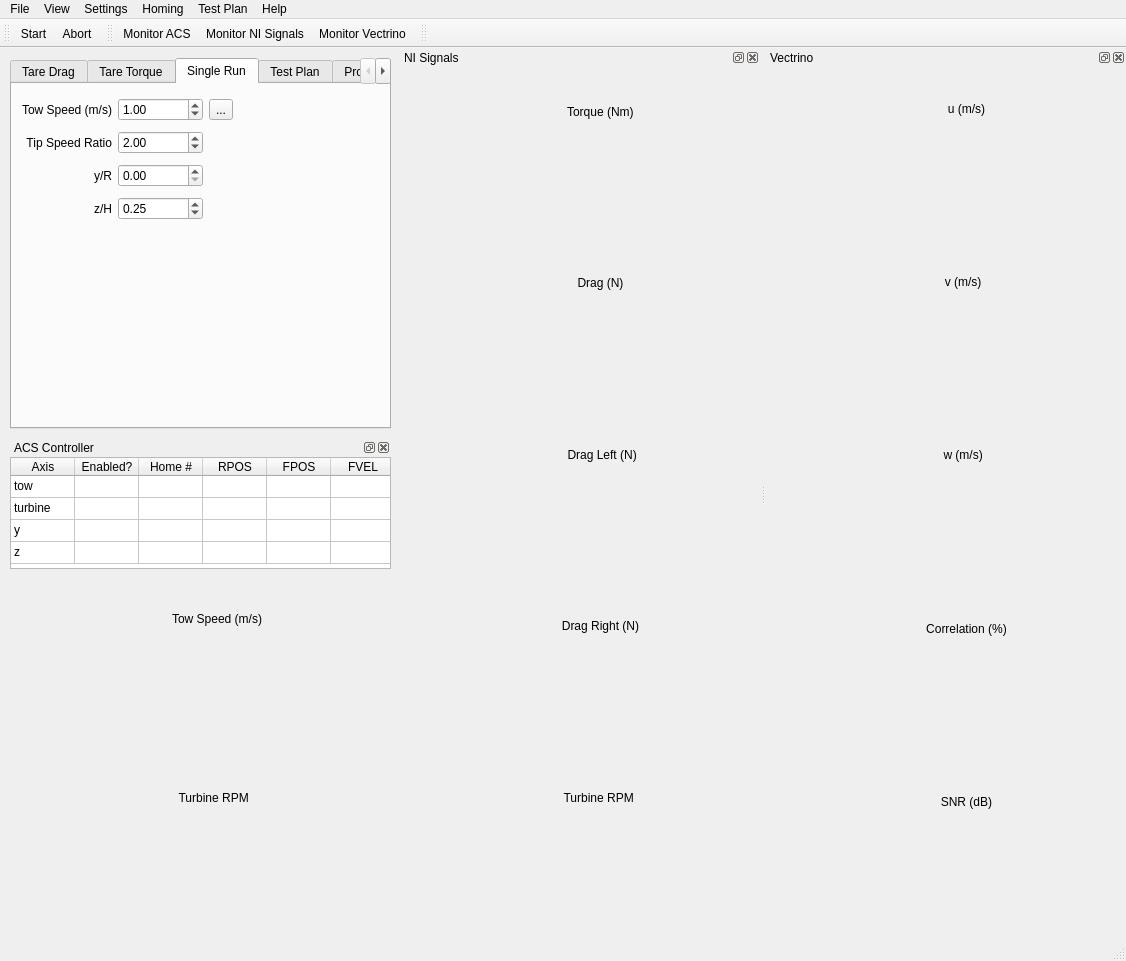
Above: mainwindow.ui from petebachant/TurbineDAQ before the change. Below: the same form after it.
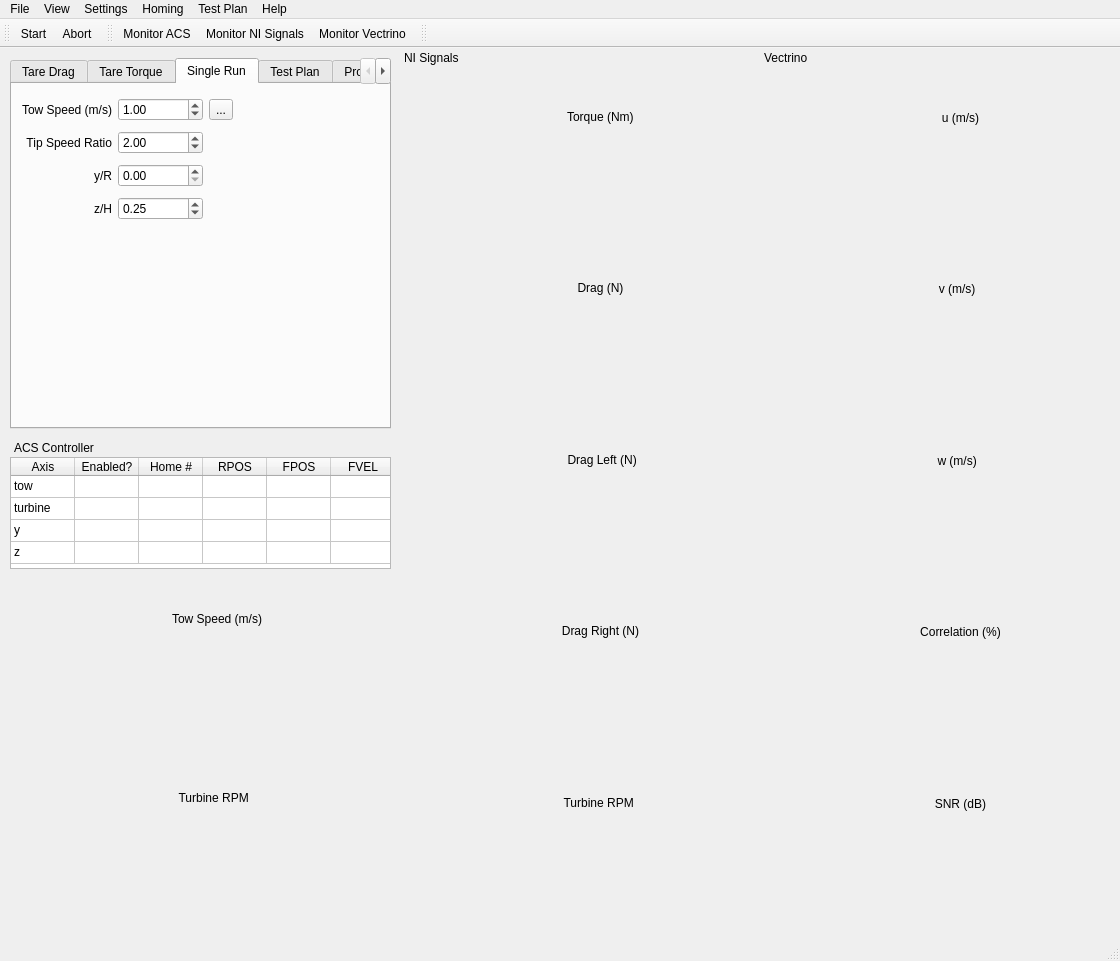
That is the form after the change. Icons and pictures are not drawn. Custom widgets are drawn as their Qt base class.

Commit message: Fixed window sizes

The edit to the form file:
```diff
--- a/mainwindow.ui
+++ b/mainwindow.ui
@@ -6,7 +6,7 @@
    <rect>
     <x>0</x>
     <y>0</y>
-    <width>1126</width>
+    <width>1120</width>
     <height>961</height>
    </rect>
   </property>
@@ -613,6 +613,9 @@
     <property name="floating">
      <bool>false</bool>
     </property>
+    <property name="features">
+     <set>QDockWidget::DockWidgetMovable</set>
+    </property>
     <property name="allowedAreas">
      <set>Qt::AllDockWidgetAreas</set>
     </property>
@@ -624,7 +627,7 @@
       <property name="geometry">
        <rect>
         <x>10</x>
-        <y>5</y>
+        <y>10</y>
         <width>341</width>
         <height>851</height>
        </rect>
@@ -731,6 +734,9 @@
     <property name="floating">
      <bool>false</bool>
     </property>
+    <property name="features">
+     <set>QDockWidget::DockWidgetMovable</set>
+    </property>
     <property name="windowTitle">
      <string>ACS Controller</string>
     </property>
@@ -938,13 +944,134 @@
      </widget>
     </widget>
    </widget>
+   <widget class="QDockWidget" name="dockWidgetVectrino">
+    <property name="geometry">
+     <rect>
+      <x>760</x>
+      <y>0</y>
+      <width>360</width>
+      <height>891</height>
+     </rect>
+    </property>
+    <property name="minimumSize">
+     <size>
+      <width>360</width>
+      <height>38</height>
+     </size>
+    </property>
+    <property name="features">
+     <set>QDockWidget::DockWidgetMovable</set>
+    </property>
+    <property name="windowTitle">
+     <string>Vectrino</string>
+    </property>
+    <widget class="QWidget" name="dockWidgetContents">
+     <widget class="QWidget" name="verticalLayoutWidget_3">
+      <property name="geometry">
+       <rect>
+        <x>10</x>
+        <y>11</y>
+        <width>341</width>
+        <height>851</height>
+       </rect>
+      </property>
+      <layout class="QVBoxLayout" name="verticalLayout_3">
+       <item>
+        <widget class="QLabel" name="label_vecu">
+         <property name="text">
+          <string>            u (m/s)</string>
+         </property>
+         <property name="alignment">
+          <set>Qt::AlignCenter</set>
+         </property>
+        </widget>
+       </item>
+       <item>
+        <widget class="CurveWidget" name="plotVecU">
+         <property name="orientation">
+          <enum>Qt::Horizontal</enum>
+         </property>
+        </widget>
+       </item>
+       <item>
+        <widget class="QLabel" name="label_11">
+         <property name="text">
+          <string>          v (m/s)</string>
+         </property>
+         <property name="alignment">
+          <set>Qt::AlignCenter</set>
+         </property>
+        </widget>
+       </item>
+       <item>
+        <widget class="CurveWidget" name="plotVecV">
+         <property name="orientation">
+          <enum>Qt::Horizontal</enum>
+         </property>
+        </widget>
+       </item>
+       <item>
+        <widget class="QLabel" name="label_14">
+         <property name="text">
+          <string>          w (m/s)</string>
+         </property>
+         <property name="alignment">
+          <set>Qt::AlignCenter</set>
+         </property>
+        </widget>
+       </item>
+       <item>
+        <widget class="CurveWidget" name="plotVecW">
+         <property name="orientation">
+          <enum>Qt::Horizontal</enum>
+         </property>
+        </widget>
+       </item>
+       <item>
+        <widget class="QLabel" name="label_15">
+         <property name="text">
+          <string>            Correlation (%)</string>
+         </property>
+         <property name="alignment">
+          <set>Qt::AlignCenter</set>
+         </property>
+        </widget>
+       </item>
+       <item>
+        <widget class="CurveWidget" name="plotVecCorr">
+         <property name="orientation">
+          <enum>Qt::Horizontal</enum>
+         </property>
+        </widget>
+       </item>
+       <item>
+        <widget class="QLabel" name="label_5">
+         <property name="text">
+          <string>            SNR (dB)</string>
+         </property>
+         <property name="alignment">
+          <set>Qt::AlignCenter</set>
+         </property>
+        </widget>
+       </item>
+       <item>
+        <widget class="CurveWidget" name="plotVecSNR">
+         <property name="orientation">
+          <enum>Qt::Horizontal</enum>
+         </property>
+        </widget>
+       </item>
+      </layout>
+     </widget>
+    </widget>
+   </widget>
   </widget>
   <widget class="QMenuBar" name="menubar">
    <property name="geometry">
     <rect>
      <x>0</x>
      <y>0</y>
-     <width>1126</width>
+     <width>1120</width>
      <height>21</height>
     </rect>
    </property>
@@ -1011,119 +1138,6 @@
    <addaction name="actionStart"/>
    <addaction name="actionAbort"/>
   </widget>
-  <widget class="QDockWidget" name="dockWidgetVectrino">
-   <property name="minimumSize">
-    <size>
-     <width>360</width>
-     <height>38</height>
-    </size>
-   </property>
-   <property name="windowTitle">
-    <string>Vectrino</string>
-   </property>
-   <attribute name="dockWidgetArea">
-    <number>2</number>
-   </attribute>
-   <widget class="QWidget" name="dockWidgetContents">
-    <widget class="QWidget" name="verticalLayoutWidget_3">
-     <property name="geometry">
-      <rect>
-       <x>10</x>
-       <y>1</y>
-       <width>341</width>
-       <height>861</height>
-      </rect>
-     </property>
-     <layout class="QVBoxLayout" name="verticalLayout_3">
-      <item>
-       <widget class="QLabel" name="label_vecu">
-        <property name="text">
-         <string>            u (m/s)</string>
-        </property>
-        <property name="alignment">
-         <set>Qt::AlignCenter</set>
-        </property>
-       </widget>
-      </item>
-      <item>
-       <widget class="CurveWidget" name="plotVecU">
-        <property name="orientation">
-         <enum>Qt::Horizontal</enum>
-        </property>
-       </widget>
-      </item>
-      <item>
-       <widget class="QLabel" name="label_11">
-        <property name="text">
-         <string>          v (m/s)</string>
-        </property>
-        <property name="alignment">
-         <set>Qt::AlignCenter</set>
-        </property>
-       </widget>
-      </item>
-      <item>
-       <widget class="CurveWidget" name="plotVecV">
-        <property name="orientation">
-         <enum>Qt::Horizontal</enum>
-        </property>
-       </widget>
-      </item>
-      <item>
-       <widget class="QLabel" name="label_14">
-        <property name="text">
-         <string>          w (m/s)</string>
-        </property>
-        <property name="alignment">
-         <set>Qt::AlignCenter</set>
-        </property>
-       </widget>
-      </item>
-      <item>
-       <widget class="CurveWidget" name="plotVecW">
-        <property name="orientation">
-         <enum>Qt::Horizontal</enum>
-        </property>
-       </widget>
-      </item>
-      <item>
-       <widget class="QLabel" name="label_15">
-        <property name="text">
-         <string>            Correlation (%)</string>
-        </property>
-        <property name="alignment">
-         <set>Qt::AlignCenter</set>
-        </property>
-       </widget>
-      </item>
-      <item>
-       <widget class="CurveWidget" name="plotVecCorr">
-        <property name="orientation">
-         <enum>Qt::Horizontal</enum>
-        </property>
-       </widget>
-      </item>
-      <item>
-       <widget class="QLabel" name="label_5">
-        <property name="text">
-         <string>            SNR (dB)</string>
-        </property>
-        <property name="alignment">
-         <set>Qt::AlignCenter</set>
-        </property>
-       </widget>
-      </item>
-      <item>
-       <widget class="CurveWidget" name="plotVecSNR">
-        <property name="orientation">
-         <enum>Qt::Horizontal</enum>
-        </property>
-       </widget>
-      </item>
-     </layout>
-    </widget>
-   </widget>
-  </widget>
   <widget class="QToolBar" name="toolBar_DAQ">
    <property name="windowTitle">
     <string>toolBar_2</string>
```
The commit also changes 8 other files.
